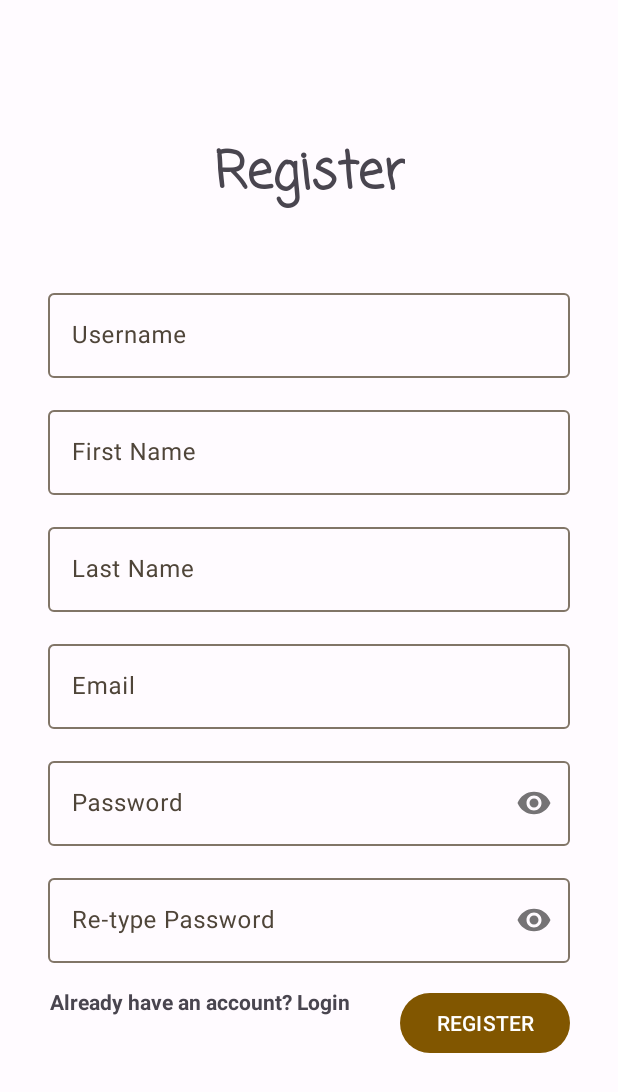
After one commit to stevennchristopher/FinalProjectAdv, an Android app: the SignUpFragment screen opened through its navigation route, on a phone screen of 412 x 824 dp. The commit adds this screen. Shown: the top 1092 px of the screen. Run offline under Robolectric (Android 15) with nearby library versions, the phone set to English and light mode, and no system bars.

Commit message:
navigation sign in and up

```diff
--- a/app/build.gradle.kts
+++ b/app/build.gradle.kts
@@ -1,6 +1,7 @@
 plugins {
     id("com.android.application")
     id("org.jetbrains.kotlin.android")
+    id("androidx.navigation.safeargs.kotlin")
 }
 
 android {
--- a/app/src/main/AndroidManifest.xml
+++ b/app/src/main/AndroidManifest.xml
@@ -16,12 +16,6 @@
         tools:targetApi="31">
         <activity
             android:name=".view.MainActivity"
-            android:exported="false" />
-        <activity
-            android:name=".view.SignUpActivity"
-            android:exported="false" />
-        <activity
-            android:name=".view.SignInActivity"
             android:exported="true">
             <intent-filter>
                 <action android:name="android.intent.action.MAIN" />
--- a/app/src/main/java/com/example/advuts160421001/model/Model.kt
+++ b/app/src/main/java/com/example/advuts160421001/model/Model.kt
@@ -1 +1,10 @@
 package com.example.advuts160421001.model
+
+data class User(
+    val id:String?,
+    val username:String?,
+    val firstname:String?,
+    val lastname:String?,
+    val email:String?,
+    val password:String?
+)
--- a/app/src/main/java/com/example/advuts160421001/view/MainActivity.kt
+++ b/app/src/main/java/com/example/advuts160421001/view/MainActivity.kt
@@ -2,11 +2,16 @@ package com.example.advuts160421001.view
 
 import androidx.appcompat.app.AppCompatActivity
 import android.os.Bundle
+import androidx.navigation.NavController
 import com.example.advuts160421001.R
+import com.example.advuts160421001.databinding.ActivityMainBinding
 
 class MainActivity : AppCompatActivity() {
+    private lateinit var binding: ActivityMainBinding
     override fun onCreate(savedInstanceState: Bundle?) {
         super.onCreate(savedInstanceState)
-        setContentView(R.layout.activity_main)
+        binding = ActivityMainBinding.inflate(layoutInflater)
+        val view = binding.root
+        setContentView(view)
     }
 }
--- a/app/src/main/java/com/example/advuts160421001/view/SignInActivity.kt
+++ /dev/null
@@ -1,12 +0,0 @@
-package com.example.advuts160421001.view
-
-import androidx.appcompat.app.AppCompatActivity
-import android.os.Bundle
-import com.example.advuts160421001.R
-
-class SignInActivity : AppCompatActivity() {
-    override fun onCreate(savedInstanceState: Bundle?) {
-        super.onCreate(savedInstanceState)
-        setContentView(R.layout.activity_sign_in)
-    }
-}
--- /dev/null
+++ b/app/src/main/java/com/example/advuts160421001/view/SignInFragment.kt
@@ -0,0 +1,30 @@
+package com.example.advuts160421001.view
+
+import android.os.Bundle
+import androidx.fragment.app.Fragment
+import android.view.LayoutInflater
+import android.view.View
+import android.view.ViewGroup
+import androidx.navigation.Navigation
+import com.example.advuts160421001.R
+import com.example.advuts160421001.databinding.FragmentSignInBinding
+
+class SignInFragment : Fragment() {
+    private lateinit var binding:FragmentSignInBinding
+    override fun onCreateView(
+        inflater: LayoutInflater, container: ViewGroup?,
+        savedInstanceState: Bundle?
+    ): View? {
+        binding = FragmentSignInBinding.inflate(inflater,container, false)
+        return binding.root
+    }
+
+    override fun onViewCreated(view: View, savedInstanceState: Bundle?) {
+        super.onViewCreated(view, savedInstanceState)
+
+        binding.txtSignUp.setOnClickListener() {
+            val action = SignInFragmentDirections.actionSignUpDirections()
+            Navigation.findNavController(it).navigate(action)
+        }
+    }
+}
--- a/app/src/main/java/com/example/advuts160421001/view/SignUpActivity.kt
+++ /dev/null
@@ -1,12 +0,0 @@
-package com.example.advuts160421001.view
-
-import androidx.appcompat.app.AppCompatActivity
-import android.os.Bundle
-import com.example.advuts160421001.R
-
-class SignUpActivity : AppCompatActivity() {
-    override fun onCreate(savedInstanceState: Bundle?) {
-        super.onCreate(savedInstanceState)
-        setContentView(R.layout.activity_sign_up)
-    }
-}
--- /dev/null
+++ b/app/src/main/java/com/example/advuts160421001/view/SignUpFragment.kt
@@ -0,0 +1,32 @@
+package com.example.advuts160421001.view
+
+import android.os.Bundle
+import androidx.fragment.app.Fragment
+import android.view.LayoutInflater
+import android.view.View
+import android.view.ViewGroup
+import androidx.navigation.Navigation
+import com.example.advuts160421001.R
+import com.example.advuts160421001.databinding.FragmentSignInBinding
+import com.example.advuts160421001.databinding.FragmentSignUpBinding
+
+class SignUpFragment : Fragment() {
+    private lateinit var binding: FragmentSignUpBinding
+    override fun onCreateView(
+        inflater: LayoutInflater, container: ViewGroup?,
+        savedInstanceState: Bundle?
+    ): View? {
+        // Inflate the layout for this fragment
+        binding = FragmentSignUpBinding.inflate(inflater,container, false)
+        return binding.root
+    }
+
+    override fun onViewCreated(view: View, savedInstanceState: Bundle?) {
+        super.onViewCreated(view, savedInstanceState)
+
+        binding.txtSignIn.setOnClickListener() {
+            val action = SignUpFragmentDirections.actionSignInDirections()
+            Navigation.findNavController(it).navigate(action)
+        }
+    }
+}
--- a/app/src/main/res/layout/activity_main.xml
+++ b/app/src/main/res/layout/activity_main.xml
@@ -6,4 +6,15 @@
     android:layout_height="match_parent"
     tools:context=".view.MainActivity">
 
+    <androidx.fragment.app.FragmentContainerView
+        android:id="@+id/hostFragment"
+        android:name="androidx.navigation.fragment.NavHostFragment"
+        android:layout_width="0dp"
+        android:layout_height="0dp"
+        app:defaultNavHost="true"
+        app:layout_constraintBottom_toBottomOf="parent"
+        app:layout_constraintEnd_toEndOf="parent"
+        app:layout_constraintStart_toStartOf="parent"
+        app:layout_constraintTop_toTopOf="parent"
+        app:navGraph="@navigation/hobby_navigation" />
 </androidx.constraintlayout.widget.ConstraintLayout>
--- a/app/src/main/res/layout/activity_sign_up.xml
+++ /dev/null
@@ -1,9 +0,0 @@
-<?xml version="1.0" encoding="utf-8"?>
-<androidx.constraintlayout.widget.ConstraintLayout xmlns:android="http://schemas.android.com/apk/res/android"
-    xmlns:app="http://schemas.android.com/apk/res-auto"
-    xmlns:tools="http://schemas.android.com/tools"
-    android:layout_width="match_parent"
-    android:layout_height="match_parent"
-    tools:context=".view.SignUpActivity">
-
-</androidx.constraintlayout.widget.ConstraintLayout>
--- a/app/src/main/res/layout/activity_sign_in.xml
+++ b/app/src/main/res/layout/fragment_sign_in.xml
@@ -4,7 +4,7 @@
     xmlns:tools="http://schemas.android.com/tools"
     android:layout_width="match_parent"
     android:layout_height="match_parent"
-    tools:context=".view.SignInActivity">
+    tools:context=".view.SignInFragment">
 
     <TextView
         android:id="@+id/textView"
@@ -24,7 +24,7 @@
         android:layout_width="0dp"
         android:layout_height="wrap_content"
         android:layout_marginStart="32dp"
-        android:layout_marginTop="32dp"
+        android:layout_marginTop="48dp"
         android:layout_marginEnd="32dp"
         android:hint="Username"
         app:layout_constraintEnd_toEndOf="parent"
@@ -51,7 +51,7 @@
         app:passwordToggleEnabled="true">
 
         <com.google.android.material.textfield.TextInputEditText
-            android:id="@+id/txtPasswprd"
+            android:id="@+id/txtInputPasswprd"
             android:layout_width="match_parent"
             android:layout_height="wrap_content"
             android:password="true" />
@@ -71,7 +71,7 @@
         android:id="@+id/textView2"
         android:layout_width="wrap_content"
         android:layout_height="wrap_content"
-        android:layout_marginTop="180dp"
+        android:layout_marginTop="300dp"
         android:text="new here?"
         android:textStyle="bold"
         app:layout_constraintEnd_toEndOf="parent"
--- /dev/null
+++ b/app/src/main/res/layout/fragment_sign_up.xml
@@ -0,0 +1,154 @@
+<?xml version="1.0" encoding="utf-8"?>
+<androidx.constraintlayout.widget.ConstraintLayout xmlns:android="http://schemas.android.com/apk/res/android"
+    xmlns:app="http://schemas.android.com/apk/res-auto"
+    xmlns:tools="http://schemas.android.com/tools"
+    android:layout_width="match_parent"
+    android:layout_height="match_parent"
+    tools:context=".view.SignUpFragment">
+
+    <TextView
+        android:id="@+id/txtSignIn"
+        android:layout_width="wrap_content"
+        android:layout_height="wrap_content"
+        android:layout_marginTop="16dp"
+        android:text="Already have an account? Login"
+        android:textStyle="bold"
+        app:layout_constraintEnd_toStartOf="@+id/btnRegister"
+        app:layout_constraintStart_toStartOf="parent"
+        app:layout_constraintTop_toBottomOf="@+id/textInputLayout6" />
+
+    <TextView
+        android:id="@+id/textView3"
+        android:layout_width="wrap_content"
+        android:layout_height="wrap_content"
+        android:layout_marginTop="90dp"
+        android:fontFamily="casual"
+        android:text="Register"
+        android:textSize="34sp"
+        android:textStyle="bold"
+        app:layout_constraintEnd_toEndOf="parent"
+        app:layout_constraintStart_toStartOf="parent"
+        app:layout_constraintTop_toTopOf="parent" />
+
+    <com.google.android.material.textfield.TextInputLayout
+        android:id="@+id/textInputLayout"
+        android:layout_width="0dp"
+        android:layout_height="wrap_content"
+        android:layout_marginStart="32dp"
+        android:layout_marginTop="48dp"
+        android:layout_marginEnd="32dp"
+        android:hint="Username"
+        app:layout_constraintEnd_toEndOf="parent"
+        app:layout_constraintStart_toStartOf="parent"
+        app:layout_constraintTop_toBottomOf="@+id/textView3">
+
+        <com.google.android.material.textfield.TextInputEditText
+            android:id="@+id/txtInputRegUsername"
+            android:layout_width="match_parent"
+            android:layout_height="wrap_content" />
+    </com.google.android.material.textfield.TextInputLayout>
+
+    <com.google.android.material.textfield.TextInputLayout
+        android:id="@+id/textInputLayout2"
+        android:layout_width="0dp"
+        android:layout_height="wrap_content"
+        android:layout_marginStart="32dp"
+        android:layout_marginTop="16dp"
+        android:layout_marginEnd="32dp"
+        android:hint="First Name"
+        app:layout_constraintEnd_toEndOf="parent"
+        app:layout_constraintStart_toStartOf="parent"
+        app:layout_constraintTop_toBottomOf="@+id/textInputLayout">
+
+        <com.google.android.material.textfield.TextInputEditText
+            android:id="@+id/txtInputRegNamaDepan"
+            android:layout_width="match_parent"
+            android:layout_height="wrap_content" />
+    </com.google.android.material.textfield.TextInputLayout>
+
+    <com.google.android.material.textfield.TextInputLayout
+        android:id="@+id/textInputLayout3"
+        android:layout_width="0dp"
+        android:layout_height="wrap_content"
+        android:layout_marginStart="32dp"
+        android:layout_marginTop="16dp"
+        android:layout_marginEnd="32dp"
+        android:hint="Last Name"
+        app:layout_constraintEnd_toEndOf="parent"
+        app:layout_constraintStart_toStartOf="parent"
+        app:layout_constraintTop_toBottomOf="@+id/textInputLayout2">
+
+        <com.google.android.material.textfield.TextInputEditText
+            android:id="@+id/txtInputRegNamaBlkg"
+            android:layout_width="match_parent"
+            android:layout_height="wrap_content" />
+    </com.google.android.material.textfield.TextInputLayout>
+
+    <com.google.android.material.textfield.TextInputLayout
+        android:id="@+id/textInputLayout4"
+        android:layout_width="0dp"
+        android:layout_height="wrap_content"
+        android:layout_marginStart="32dp"
+        android:layout_marginTop="16dp"
+        android:layout_marginEnd="32dp"
+        android:hint="Email"
+        app:layout_constraintEnd_toEndOf="parent"
+        app:layout_constraintStart_toStartOf="parent"
+        app:layout_constraintTop_toBottomOf="@+id/textInputLayout3">
+
+        <com.google.android.material.textfield.TextInputEditText
+            android:id="@+id/txtInputRegEmail"
+            android:layout_width="match_parent"
+            android:layout_height="wrap_content" />
+    </com.google.android.material.textfield.TextInputLayout>
+
+    <com.google.android.material.textfield.TextInputLayout
+        android:id="@+id/textInputLayout5"
+        android:layout_width="0dp"
+        android:layout_height="wrap_content"
+        android:layout_marginStart="32dp"
+        android:layout_marginTop="16dp"
+        android:layout_marginEnd="32dp"
+        android:hint="Password"
+        app:layout_constraintEnd_toEndOf="parent"
+        app:layout_constraintStart_toStartOf="parent"
+        app:layout_constraintTop_toBottomOf="@+id/textInputLayout4"
+        app:passwordToggleEnabled="true">
+
+        <com.google.android.material.textfield.TextInputEditText
+            android:id="@+id/txtInputRegPassword"
+            android:layout_width="match_parent"
+            android:layout_height="wrap_content"
+            android:password="true" />
+    </com.google.android.material.textfield.TextInputLayout>
+
+    <com.google.android.material.textfield.TextInputLayout
+        android:id="@+id/textInputLayout6"
+        android:layout_width="0dp"
+        android:layout_height="wrap_content"
+        android:layout_marginStart="32dp"
+        android:layout_marginTop="16dp"
+        android:layout_marginEnd="32dp"
+        android:hint="Re-type Password"
+        app:layout_constraintEnd_toEndOf="parent"
+        app:layout_constraintStart_toStartOf="parent"
+        app:layout_constraintTop_toBottomOf="@+id/textInputLayout5"
+        app:passwordToggleEnabled="true">
+
+        <com.google.android.material.textfield.TextInputEditText
+            android:id="@+id/txtInputRegRePassword"
+            android:layout_width="match_parent"
+            android:layout_height="wrap_content"
+            android:password="true" />
+    </com.google.android.material.textfield.TextInputLayout>
+
+    <Button
+        android:id="@+id/btnRegister"
+        android:layout_width="wrap_content"
+        android:layout_height="wrap_content"
+        android:layout_marginTop="16dp"
+        android:layout_marginEnd="32dp"
+        android:text="REGISTER"
+        app:layout_constraintEnd_toEndOf="parent"
+        app:layout_constraintTop_toBottomOf="@+id/textInputLayout6" />
+</androidx.constraintlayout.widget.ConstraintLayout>
--- a/app/src/main/res/navigation/hobby_navigation.xml
+++ b/app/src/main/res/navigation/hobby_navigation.xml
@@ -1,6 +1,25 @@
 <?xml version="1.0" encoding="utf-8"?>
 <navigation xmlns:android="http://schemas.android.com/apk/res/android"
     xmlns:app="http://schemas.android.com/apk/res-auto"
-    android:id="@+id/hobby_navigation">
-
+    xmlns:tools="http://schemas.android.com/tools"
+    android:id="@+id/hobby_navigation"
+    app:startDestination="@id/signInFragment">
+    <fragment
+        android:id="@+id/signInFragment"
+        android:name="com.example.advuts160421001.view.SignInFragment"
+        android:label="fragment_sign_in"
+        tools:layout="@layout/fragment_sign_in" >
+        <action
+            android:id="@+id/actionSignUpDirections"
+            app:destination="@id/signUpFragment" />
+    </fragment>
+    <fragment
+        android:id="@+id/signUpFragment"
+        android:name="com.example.advuts160421001.view.SignUpFragment"
+        android:label="fragment_sign_up"
+        tools:layout="@layout/fragment_sign_up" >
+        <action
+            android:id="@+id/actionSignInDirections"
+            app:destination="@id/signInFragment" />
+    </fragment>
 </navigation>
--- a/app/src/main/res/values-night/themes.xml
+++ b/app/src/main/res/values-night/themes.xml
@@ -1,6 +1,6 @@
 <resources xmlns:tools="http://schemas.android.com/tools">
     <!-- Base application theme. -->
-    <style name="Theme.AdvUTS160421001" parent="Theme.Material3.Dark">
+    <style name="Theme.AdvUTS160421001" parent="Theme.Material3.Dark.NoActionBar">
         <item name="colorPrimary">@color/md_theme_dark_primary</item>
         <item name="colorOnPrimary">@color/md_theme_dark_onPrimary</item>
         <item name="colorPrimaryContainer">@color/md_theme_dark_primaryContainer</item>
--- a/app/src/main/res/values/strings.xml
+++ b/app/src/main/res/values/strings.xml
@@ -1,3 +1,5 @@
 <resources>
     <string name="app_name">AdvUTS160421001</string>
+    <!-- TODO: Remove or change this placeholder text -->
+    <string name="hello_blank_fragment">Hello blank fragment</string>
 </resources>
--- a/app/src/main/res/values/themes.xml
+++ b/app/src/main/res/values/themes.xml
@@ -1,6 +1,6 @@
 <resources xmlns:tools="http://schemas.android.com/tools">
     <!-- Base application theme. -->
-    <style name="Theme.AdvUTS160421001" parent="Theme.Material3.Light">
+    <style name="Theme.AdvUTS160421001" parent="Theme.Material3.Light.NoActionBar">
         <item name="colorPrimary">@color/md_theme_light_primary</item>
         <item name="colorOnPrimary">@color/md_theme_light_onPrimary</item>
         <item name="colorPrimaryContainer">@color/md_theme_light_primaryContainer</item>
```
Also changed, not shown: build.gradle.kts (+11 -0 lines).
